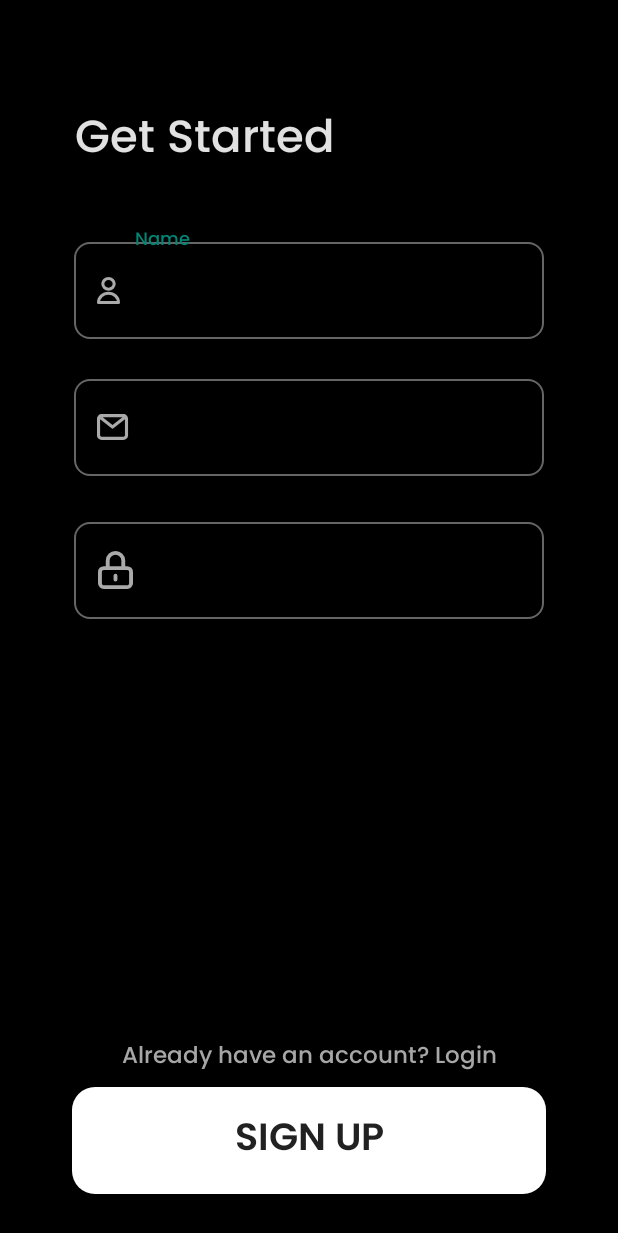
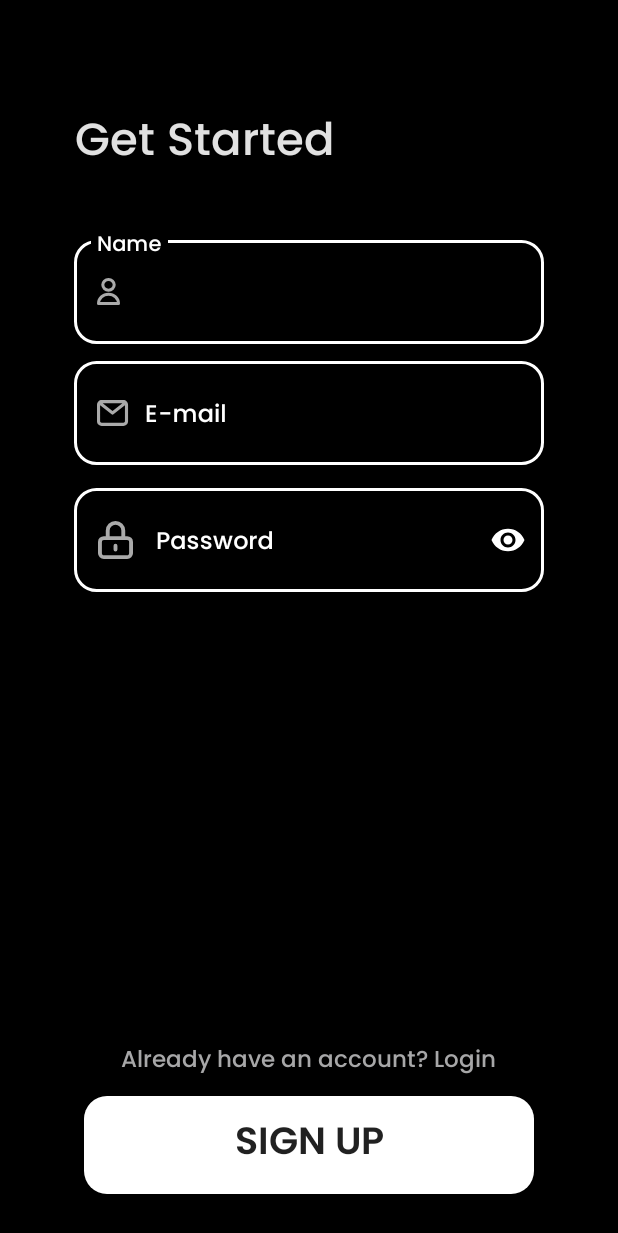
Before and after one commit to geek-lords/fine-dine-frontend, an Android app: the layout activity_signup.xml on its own in the app's theme, with its tools: preview values and no code run, on a phone screen of 412 x 824 dp. Shown: the top 1233 px of the screen. Run offline under Robolectric (Android 15) with nearby library versions, the phone set to English and light mode, and no system bars; network calls fail.

Commit message:
Replaced Login and Register Page

```diff
--- a/app/src/main/java/com/example/menu_card/registration/BottomSheetSignIn.java
+++ b/app/src/main/java/com/example/menu_card/registration/BottomSheetSignIn.java
@@ -52,7 +52,7 @@ import java.util.regex.Pattern;
 import static com.example.menu_card.registration.MainActivity.BASE_URL;
 
 public class BottomSheetSignIn extends BottomSheetDialogFragment {
-    TextView sign_up_btn;
+  /*  TextView sign_up_btn;
     Button sign_in_btn;
     static boolean isVisible = false;
     static boolean isSubmit = false;
@@ -236,4 +236,6 @@ public class BottomSheetSignIn extends BottomSheetDialogFragment {
             br.close();
         }
     }
+
+   */
 }
--- a/app/src/main/java/com/example/menu_card/registration/BottomSheetSignUp.java
+++ b/app/src/main/java/com/example/menu_card/registration/BottomSheetSignUp.java
@@ -48,7 +48,7 @@ import java.util.regex.Pattern;
 import static com.example.menu_card.registration.MainActivity.BASE_URL;
 
 public class BottomSheetSignUp extends BottomSheetDialogFragment {
-    Button sign_up_btn;
+ /*  Button sign_up_btn;
     TextView sign_in_btn;
     static boolean isVisible = false;
     static boolean isSubmit = false;
@@ -231,5 +231,5 @@ public class BottomSheetSignUp extends BottomSheetDialogFragment {
             br.close();
         }
     }
-
+*/
 }
--- a/app/src/main/res/drawable/edittextround.xml
+++ /dev/null
@@ -1,11 +0,0 @@
-<?xml version="1.0" encoding="utf-8"?>
-<selector xmlns:android="http://schemas.android.com/apk/res/android">
-    <item>
-        <shape android:shape="rectangle">
-            <solid android:color="#00FFFFFF" />
-            <corners android:radius="10dp" />
-            <stroke android:width="1dp" android:color="#656565" />
-        </shape>
-    </item>
-
-</selector>
--- a/app/src/main/res/layout/activity_signup.xml
+++ b/app/src/main/res/layout/activity_signup.xml
@@ -24,8 +24,17 @@
 
     <com.google.android.material.textfield.TextInputLayout
         android:id="@+id/name_edit"
+        style="@style/Widget.AppTheme.TextInputLayoutList"
         android:layout_width="313dp"
         android:layout_height="75dp"
+        android:textColorHint="@color/white"
+        app:boxCornerRadiusBottomEnd="15dp"
+        app:boxCornerRadiusBottomStart="15dp"
+        app:boxCornerRadiusTopEnd="15dp"
+        app:boxCornerRadiusTopStart="15dp"
+        app:boxStrokeColor="@color/white"
+        app:boxStrokeWidth="2dp"
+        app:hintTextColor="@color/white"
         app:layout_constraintBottom_toBottomOf="parent"
         app:layout_constraintEnd_toEndOf="parent"
         app:layout_constraintStart_toStartOf="parent"
@@ -36,56 +45,71 @@
             android:id="@+id/name_sign_up"
             android:layout_width="match_parent"
             android:layout_height="match_parent"
-            android:background="@drawable/edittextround"
             android:drawableStart="@drawable/ic_person"
             android:drawablePadding="10dp"
             android:fontFamily="@font/poppins_medium"
             android:hint="Name"
             android:inputType="textEmailAddress"
             android:paddingStart="15dp"
-            android:textColor="@color/white"
-            android:textColorHint="@color/white" />
+            android:textColor="@color/white" />
     </com.google.android.material.textfield.TextInputLayout>
 
     <com.google.android.material.textfield.TextInputLayout
         android:id="@+id/email_edit"
+        style="@style/Widget.AppTheme.TextInputLayoutList"
         android:layout_width="313dp"
         android:layout_height="75dp"
         android:layout_marginTop="16dp"
+        android:textColorHint="@color/white"
+        app:boxCornerRadiusBottomEnd="15dp"
+        app:boxCornerRadiusBottomStart="15dp"
+        app:boxCornerRadiusTopEnd="15dp"
+        app:boxCornerRadiusTopStart="15dp"
+        app:boxStrokeColor="@color/white"
+        app:boxStrokeWidth="2dp"
+        app:hintTextColor="@color/white"
         app:layout_constraintEnd_toEndOf="parent"
         app:layout_constraintStart_toStartOf="parent"
         app:layout_constraintTop_toBottomOf="@+id/name_edit">
 
         <com.google.android.material.textfield.TextInputEditText
-            android:id="@+id/email_sign_in"
+            android:id="@+id/email_sign_up"
             android:layout_width="match_parent"
             android:layout_height="match_parent"
-            android:background="@drawable/edittextround"
             android:drawableStart="@drawable/ic_mail"
             android:drawablePadding="10dp"
             android:fontFamily="@font/poppins_medium"
             android:hint="E-mail"
             android:inputType="textEmailAddress"
             android:paddingStart="15dp"
-            android:textColor="@color/white"
-            android:textColorHint="@color/white" />
+            android:textColor="@color/white" />
     </com.google.android.material.textfield.TextInputLayout>
 
     <com.google.android.material.textfield.TextInputLayout
         android:id="@+id/password_edit"
+        style="@style/Widget.AppTheme.TextInputLayoutList"
         android:layout_width="313dp"
         android:layout_height="75dp"
+        android:textColorHint="@color/white"
+        app:boxCornerRadiusBottomEnd="15dp"
+        app:boxCornerRadiusBottomStart="15dp"
+        app:boxCornerRadiusTopEnd="15dp"
+        app:boxCornerRadiusTopStart="15dp"
+        app:boxStrokeColor="@color/white"
+        app:boxStrokeWidth="2dp"
+        app:hintTextColor="@color/white"
         app:layout_constraintBottom_toBottomOf="parent"
         app:layout_constraintEnd_toEndOf="parent"
         app:layout_constraintStart_toStartOf="parent"
         app:layout_constraintTop_toBottomOf="@+id/email_edit"
-        app:layout_constraintVertical_bias="0.046">
+        app:layout_constraintVertical_bias="0.010"
+        app:passwordToggleEnabled="true"
+        app:passwordToggleTint="@color/white">
 
         <com.google.android.material.textfield.TextInputEditText
-            android:id="@+id/password_sign_in"
+            android:id="@+id/password_sign_up"
             android:layout_width="match_parent"
             android:layout_height="match_parent"
-            android:background="@drawable/edittextround"
             android:drawableStart="@drawable/ic_lock"
             android:drawablePadding="15dp"
             android:fontFamily="@font/poppins_medium"
@@ -93,7 +117,6 @@
             android:inputType="textPassword"
             android:paddingStart="16dp"
             android:textColor="@color/white"
-            android:textColorHint="@color/white"
             tools:layout_conversion_absoluteHeight="45dp"
             tools:layout_conversion_absoluteWidth="411dp"
             tools:layout_editor_absoluteX="0dp"
@@ -101,7 +124,7 @@
     </com.google.android.material.textfield.TextInputLayout>
 
     <ProgressBar
-        android:id="@+id/progressBar_signin"
+        android:id="@+id/progressBar_signup"
         style="?android:attr/progressBarStyle"
         android:layout_width="wrap_content"
         android:layout_height="wrap_content"
@@ -114,26 +137,29 @@
         app:layout_constraintVertical_bias="0.571" />
 
     <com.google.android.material.textview.MaterialTextView
-        android:id="@+id/sign_in_mssg"
-        android:layout_width="wrap_content"
-        android:layout_height="wrap_content"
+        android:id="@+id/sign_in_redirect"
+        android:layout_width="250dp"
+        android:layout_height="23dp"
+        android:layout_marginBottom="5dp"
         android:fontFamily="@font/poppins_medium"
         android:text="Already have an account? Login"
         android:textColor="#A7A7A8"
         android:textSize="15sp"
-        app:layout_constraintBottom_toTopOf="@+id/button"
+        app:layout_constraintBottom_toTopOf="@+id/confirm_button_signup"
         app:layout_constraintEnd_toEndOf="parent"
+        app:layout_constraintHorizontal_bias="0.496"
         app:layout_constraintStart_toStartOf="parent"
-        app:layout_constraintTop_toBottomOf="@+id/password_edit"
-        app:layout_constraintVertical_bias="0.977" />
+        app:layout_constraintTop_toTopOf="parent"
+        app:layout_constraintVertical_bias="0.99" />
 
     <Button
-        android:id="@+id/button"
-        android:layout_width="316dp"
-        android:layout_height="71dp"
+        android:id="@+id/confirm_button_signup"
+        android:layout_width="300dp"
+        android:layout_height="65dp"
         android:layout_marginBottom="28dp"
         android:background="@drawable/shape_register"
         android:fontFamily="@font/poppins_semibold"
+        android:foreground="@drawable/ripple_effect"
         android:text="Sign Up"
         android:textSize="25sp"
         app:layout_constraintBottom_toBottomOf="parent"
--- a/app/src/main/res/layout/sign_in.xml
+++ b/app/src/main/res/layout/sign_in.xml
@@ -7,7 +7,7 @@
     android:background="#F9F9FA"
     android:id="@+id/bottom_sign_in">
 
-    <View
+    <!-- <View
          android:layout_width="50dp"
          android:layout_height="5dp"
          android:layout_marginTop="10dp"
@@ -164,7 +164,7 @@
          app:layout_constraintEnd_toEndOf="parent"
          app:layout_constraintHorizontal_bias="0.5"
          app:layout_constraintStart_toStartOf="parent"
-        app:layout_constraintTop_toTopOf="parent" />
+         app:layout_constraintTop_toTopOf="parent" />  -->
 
 
 </androidx.constraintlayout.widget.ConstraintLayout>
--- a/app/src/main/res/layout/sign_up.xml
+++ b/app/src/main/res/layout/sign_up.xml
@@ -6,7 +6,7 @@
     android:layout_height="match_parent"
     android:background="#F9F9FA">
 
-    <com.google.android.material.textfield.TextInputLayout
+  <!--  <com.google.android.material.textfield.TextInputLayout
         android:id="@+id/edit_name"
         android:layout_width="match_parent"
         android:layout_height="60dp"
@@ -196,6 +196,6 @@
         app:layout_constraintEnd_toEndOf="parent"
         app:layout_constraintHorizontal_bias="0.5"
         app:layout_constraintStart_toStartOf="parent"
-        app:layout_constraintTop_toTopOf="parent" />
+        app:layout_constraintTop_toTopOf="parent" />-->
 
 </androidx.constraintlayout.widget.ConstraintLayout>
--- a/app/src/main/res/values/colors.xml
+++ b/app/src/main/res/values/colors.xml
@@ -7,4 +7,5 @@
     <color name="teal_700">#FF018786</color>
     <color name="black">#FF000000</color>
     <color name="white">#FFFFFFFF</color>
+    <color name="mtrl_textinput_default_box_stroke_color">#fff</color>
 </resources>
--- a/app/src/main/res/values/themes.xml
+++ b/app/src/main/res/values/themes.xml
@@ -23,5 +23,19 @@
         <item name="android:background">@drawable/rounded_sheet</item>
     </style>
 
+    <style name="TextAppearance.AppTheme.TextInputLayout.HintTextAlt" parent="TextAppearance.MaterialComponents.Subtitle2">
+        <item name="android:textColor">@color/white</item>
+    </style>
+
+    <style name="Widget.AppTheme.TextInputLayoutList" parent="Widget.MaterialComponents.TextInputLayout.OutlinedBox">
+        <item name="hintTextAppearance">@style/TextAppearance.AppTheme.TextInputLayout.HintTextAlt</item>
+        <item name="boxStrokeColor">@color/white</item>
+        <item name="boxCornerRadiusBottomEnd">5dp</item>
+        <item name="boxCornerRadiusBottomStart">5dp</item>
+        <item name="boxCornerRadiusTopEnd">5dp</item>
+        <item name="boxCornerRadiusTopStart">5dp</item>
+        <item name="android:layout_margin">5dp</item>
+    </style>
+
 
 </resources>
```
Also changed, not shown: app/src/main/AndroidManifest.xml (+6 -1 lines), app/src/main/java/com/example/menu_card/registration/MainActivity.java (+4 -14 lines), app/src/main/java/com/example/menu_card/registration/activitySignIn.java (added, +216 -0 lines), app/src/main/java/com/example/menu_card/registration/activitySignUp.java (added, +215 -0 lines), app/src/main/res/layout/activity_signin.xml (+33 -14 lines). Lines whose indentation alone changed are shown as unchanged.
